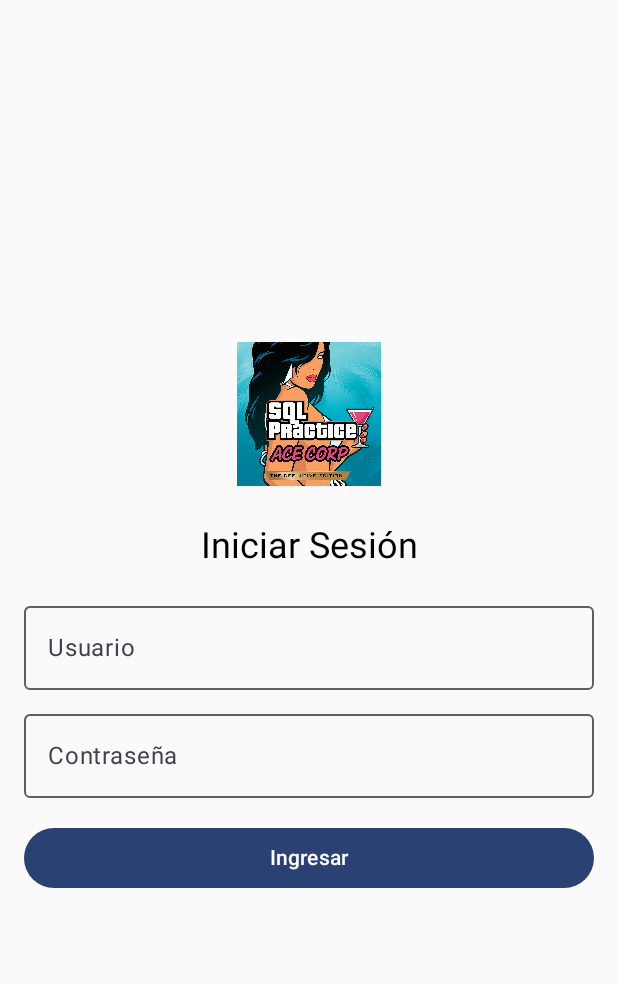
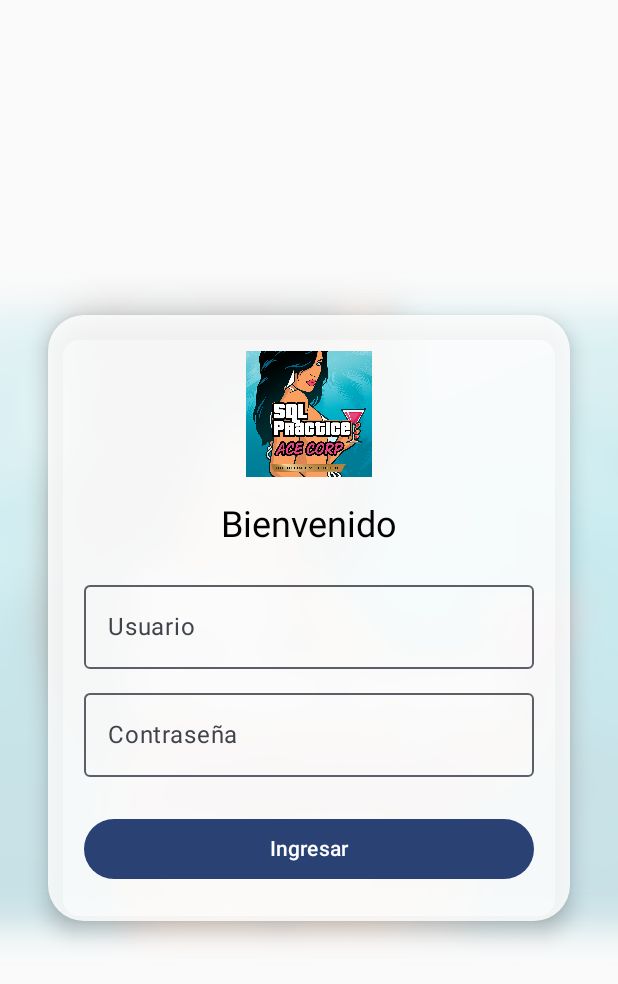
Before and after one commit to matias089/SQLPractice, an Android app built with Jetpack Compose: the screen it shows after launch (MainActivity), on a phone screen of 412 x 824 dp. Shown: the top 984 px of the screen. Run offline under Robolectric (Android 15) with nearby library versions, the phone set to English and light mode, and no system bars.

Commit message:
fix auto

```diff
--- a/app/src/main/java/com/example/sqlpractice/LoginScreen.kt
+++ b/app/src/main/java/com/example/sqlpractice/LoginScreen.kt
@@ -1,11 +1,15 @@
 package com.example.sqlpractice
 
 import androidx.compose.foundation.Image
+import androidx.compose.foundation.background
 import androidx.compose.foundation.layout.*
+import androidx.compose.foundation.shape.RoundedCornerShape
 import androidx.compose.material3.*
 import androidx.compose.runtime.*
 import androidx.compose.ui.Alignment
 import androidx.compose.ui.Modifier
+import androidx.compose.ui.draw.blur
+import androidx.compose.ui.graphics.Color
 import androidx.compose.ui.res.painterResource
 import androidx.compose.ui.text.input.PasswordVisualTransformation
 import androidx.compose.ui.unit.dp
@@ -15,24 +19,49 @@ fun LoginScreen(onLogin: () -> Unit) {
     var username by remember { mutableStateOf("") }
     var password by remember { mutableStateOf("") }
 
+    Box(modifier = Modifier.fillMaxSize()) {
+
+        // Fondo con logo desenfocado
+        Image(
+            painter = painterResource(id = R.drawable.logo),
+            contentDescription = null,
+            modifier = Modifier
+                .fillMaxSize()
+                .blur(20.dp), // 👈 esto es nativo de Compose, no necesitas Accompanist
+            alpha = 0.2f
+        )
+
+        // Contenido centrado
         Box(
             modifier = Modifier
                 .fillMaxSize()
-            .padding(16.dp),
+                .padding(32.dp),
             contentAlignment = Alignment.Center
         ) {
-        Column(horizontalAlignment = Alignment.CenterHorizontally) {
-
-            // 👇 Logo arriba
+            Card(
+                modifier = Modifier.fillMaxWidth(),
+                shape = RoundedCornerShape(24.dp),
+                colors = CardDefaults.cardColors(
+                    containerColor = Color.White.copy(alpha = 0.85f) // 👈 translúcido
+                ),
+                elevation = CardDefaults.cardElevation(8.dp)
+            ) {
+                Column(
+                    modifier = Modifier
+                        .fillMaxWidth()
+                        .padding(24.dp),
+                    horizontalAlignment = Alignment.CenterHorizontally
+                ) {
+                    // Logo pequeño y nítido
                     Image(
-                painter = painterResource(id = R.drawable.logo), // Asegúrate que tu logo esté en drawable/logo.png
+                        painter = painterResource(id = R.drawable.logo),
                         contentDescription = "App Logo",
                         modifier = Modifier
-                    .size(120.dp)
-                    .padding(bottom = 24.dp)
+                            .size(100.dp)
+                            .padding(bottom = 16.dp)
                     )
 
-            Text("Iniciar Sesión", style = MaterialTheme.typography.headlineSmall)
+                    Text("Bienvenido", style = MaterialTheme.typography.headlineSmall)
 
                     Spacer(Modifier.height(16.dp))
 
@@ -40,6 +69,7 @@ fun LoginScreen(onLogin: () -> Unit) {
                         value = username,
                         onValueChange = { username = it },
                         label = { Text("Usuario") },
+                        singleLine = true,
                         modifier = Modifier.fillMaxWidth()
                     )
 
@@ -50,17 +80,21 @@ fun LoginScreen(onLogin: () -> Unit) {
                         onValueChange = { password = it },
                         label = { Text("Contraseña") },
                         visualTransformation = PasswordVisualTransformation(),
+                        singleLine = true,
                         modifier = Modifier.fillMaxWidth()
                     )
 
-            Spacer(Modifier.height(16.dp))
+                    Spacer(Modifier.height(24.dp))
 
                     Button(
                         onClick = { onLogin() },
-                modifier = Modifier.fillMaxWidth()
+                        modifier = Modifier.fillMaxWidth(),
+                        shape = RoundedCornerShape(50)
                     ) {
                         Text("Ingresar")
                     }
                 }
             }
         }
+    }
+}
```
Lines whose indentation alone changed are shown as unchanged.
